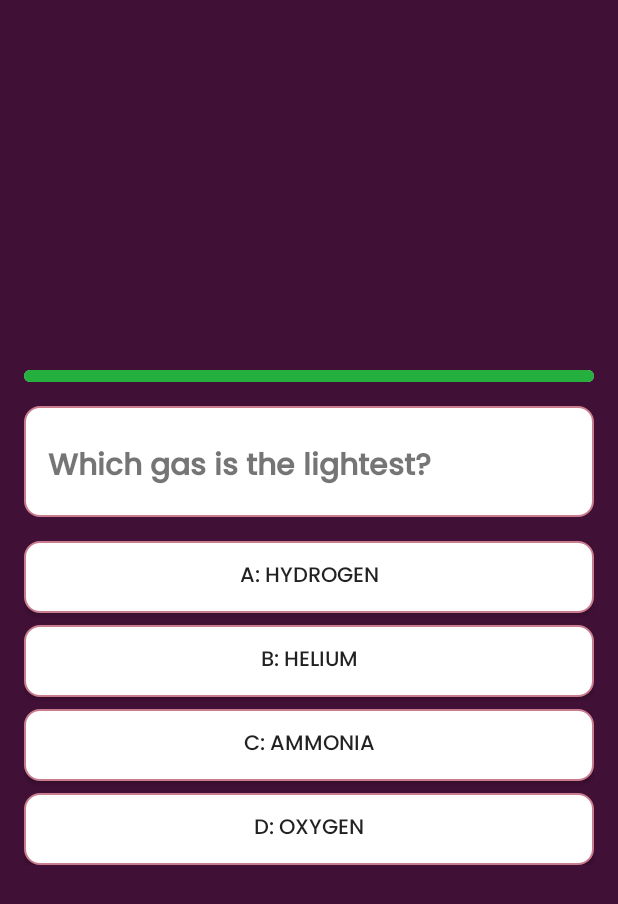
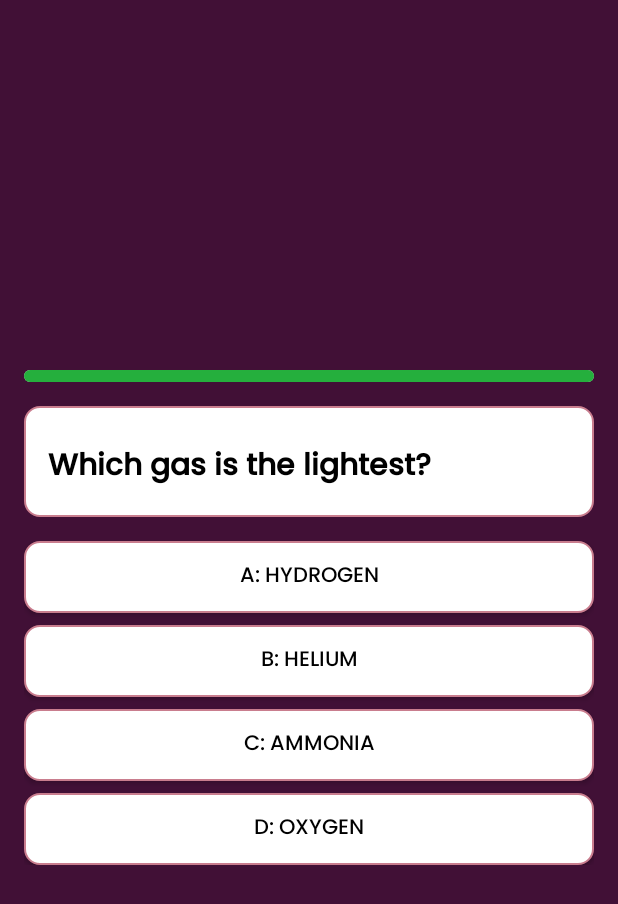
Before and after one commit to Jecchisauce/Quizora1, an Android app: the layout fragment_answer_math.xml on its own in the app's theme, with its tools: preview values and no code run, on a phone screen of 412 x 824 dp. Shown: the top 904 px of the screen. Run offline under Robolectric (Android 15) with nearby library versions, the phone set to English and light mode, and no system bars.

Commit message:
Math Quiz Content Functionality(Unstable) UI for front(/)

```diff
--- a/Quizora/app/src/main/res/layout/fragment_answer_math.xml
+++ b/Quizora/app/src/main/res/layout/fragment_answer_math.xml
@@ -39,6 +39,7 @@
             android:layout_height="wrap_content"
             android:text="Which gas is the lightest?"
             android:textSize="20sp"
+            android:textColor="@color/black"
             android:fontFamily="@font/poppins_medium"
             android:textStyle="bold"
             android:layout_marginTop="8dp"/>
@@ -56,6 +57,7 @@
             android:layout_height="wrap_content"
             android:layout_marginBottom="8dp"
             android:text="A: Hydrogen"
+            android:textColor="@color/black"
             android:fontFamily="@font/poppins_medium"
             android:background="@drawable/textbox"/>
 
@@ -65,6 +67,7 @@
             android:layout_height="wrap_content"
             android:layout_marginBottom="8dp"
             android:text="B: Helium"
+            android:textColor="@color/black"
             android:fontFamily="@font/poppins_medium"
             android:background="@drawable/textbox"/>
 
@@ -74,6 +77,7 @@
             android:layout_height="wrap_content"
             android:layout_marginBottom="8dp"
             android:text="C: Ammonia"
+            android:textColor="@color/black"
             android:fontFamily="@font/poppins_medium"
             android:background="@drawable/textbox"/>
 
@@ -82,6 +86,7 @@
             android:layout_width="match_parent"
             android:layout_height="wrap_content"
             android:text="D: Oxygen"
+            android:textColor="@color/black"
             android:fontFamily="@font/poppins_medium"
             android:background="@drawable/textbox"/>
     </LinearLayout>
--- a/Quizora/app/src/main/res/layout/fragment_explore.xml
+++ b/Quizora/app/src/main/res/layout/fragment_explore.xml
@@ -38,6 +38,9 @@
                 android:layout_height="48dp"
                 android:layout_weight="1"
                 android:background="@android:color/transparent"
+                android:imeOptions="actionSearch"
+                android:inputType="text"
+                android:singleLine="true"
                 android:hint="Find a quiz"
                 android:paddingStart="10dp"
                 android:textColor="@color/black"
```
Also changed, not shown: Quizora/app/src/main/java/com/example/quizora/AnswerMath.kt (+10 -0 lines), Quizora/app/src/main/java/com/example/quizora/ExploreFragment.kt (+7 -6 lines), 45 other files.
